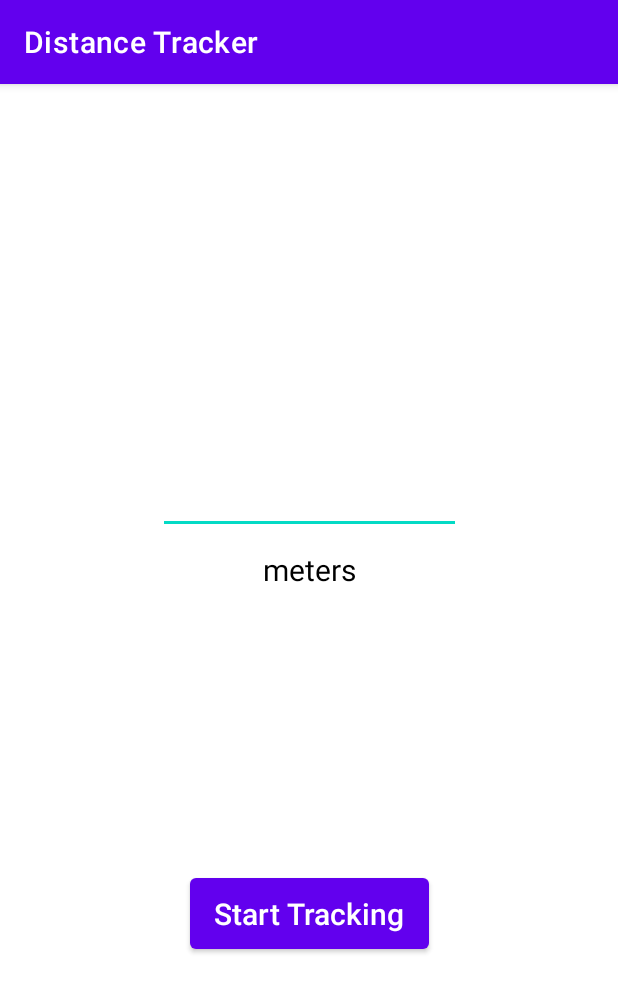
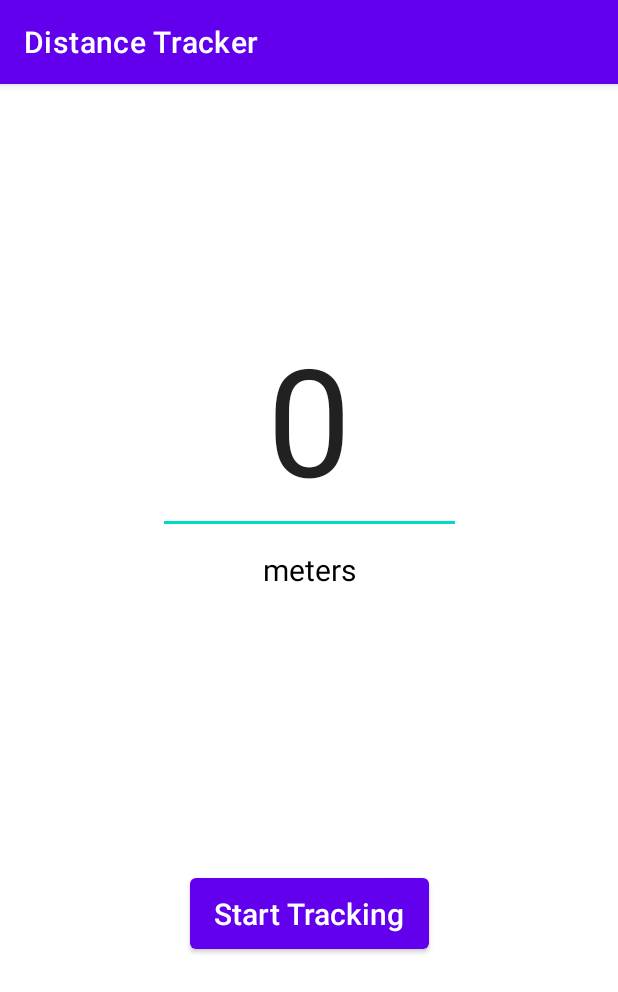
Before and after one commit to gregvansci/distance-tracker, an Android app: the screen it shows after launch (MainActivity), on a phone screen of 412 x 824 dp. Shown: the top 992 px of the screen. Run offline under Robolectric (Android 15) with nearby library versions, the phone set to English and light mode, and no system bars.

Commit message:
Added UI components as objects

```diff
--- a/app/src/main/java/com/gregvansci/distancetracker/MainActivity.java
+++ b/app/src/main/java/com/gregvansci/distancetracker/MainActivity.java
@@ -3,12 +3,28 @@ package com.gregvansci.distancetracker;
 import androidx.appcompat.app.AppCompatActivity;
 
 import android.os.Bundle;
+import android.widget.Button;
+import android.widget.EditText;
+import android.widget.TextView;
 
 public class MainActivity extends AppCompatActivity {
+
+    // references to the UI elements
+
+    EditText distanceTravelled;
+    TextView units;
+    Button startTracking;
 
     @Override
     protected void onCreate(Bundle savedInstanceState) {
         super.onCreate(savedInstanceState);
         setContentView(R.layout.activity_main);
+
+        // give each UI variable a value
+        distanceTravelled = findViewById(R.id.distanceTravelled);
+        units = findViewById(R.id.units);
+        startTracking = findViewById(R.id.startTracking);
+
+        distanceTravelled.setText("0");
     }
 }
```
